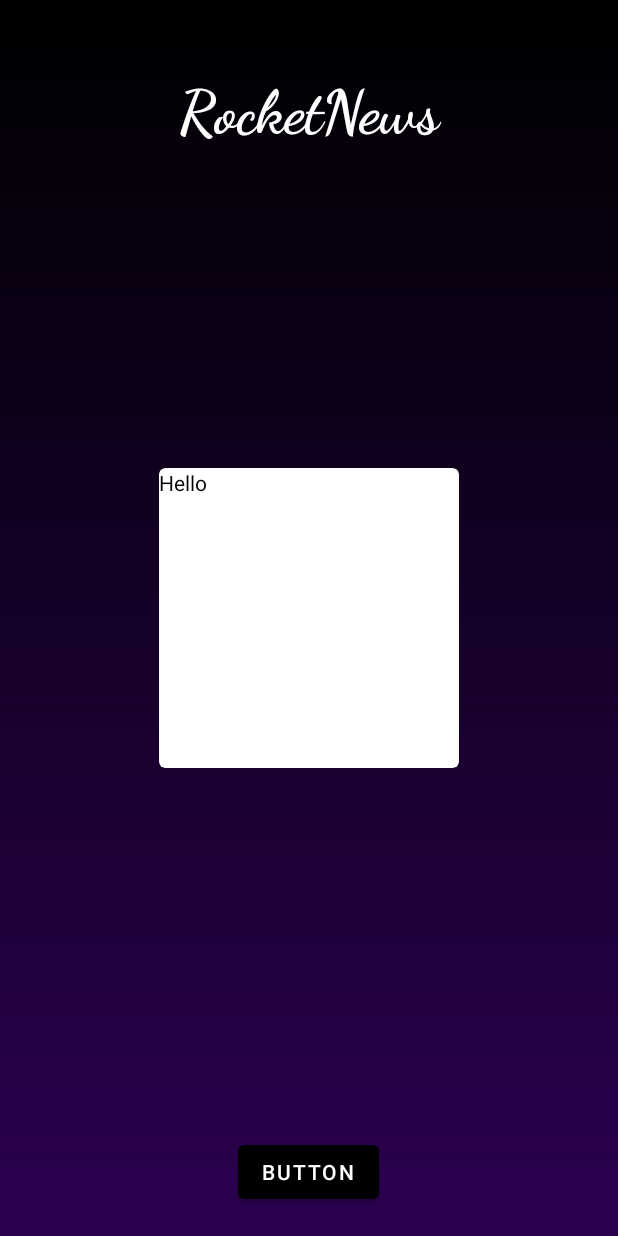
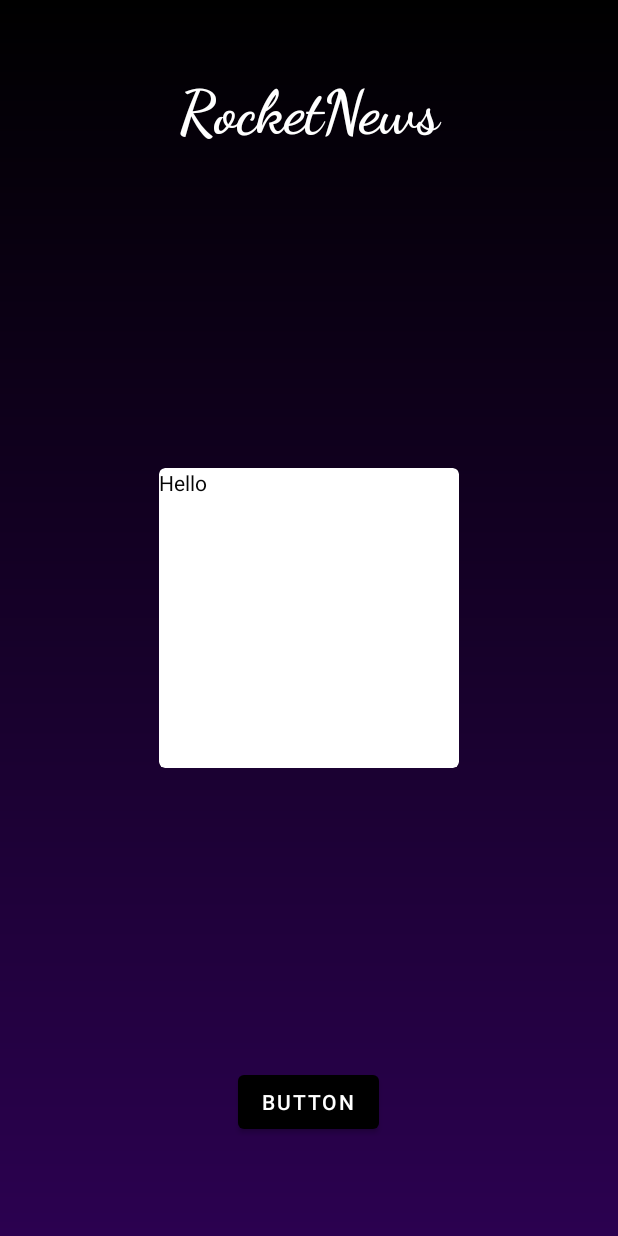
Before and after one commit to NandaNxD/NewsX, an Android app: the MainActivity screen opened directly, with no data from a screen before it, on a phone screen of 412 x 824 dp. Run offline under Robolectric (Android 15) with nearby library versions, the phone set to English and light mode, and no system bars; Roboto replaces fonts that are not available here.

Commit message:
Changes in ActivityMain

```diff
--- a/app/src/main/res/layout/activity_main.xml
+++ b/app/src/main/res/layout/activity_main.xml
@@ -37,7 +37,8 @@
         app:layout_constraintHorizontal_bias="0.498"
         app:layout_constraintStart_toStartOf="parent"
         app:layout_constraintTop_toTopOf="@+id/textView"
-        app:layout_constraintVertical_bias="0.976" />
+        app:layout_constraintVertical_bias="0.916" />
+
     <LinearLayout
         android:layout_width="wrap_content"
         android:layout_height="wrap_content"
```
